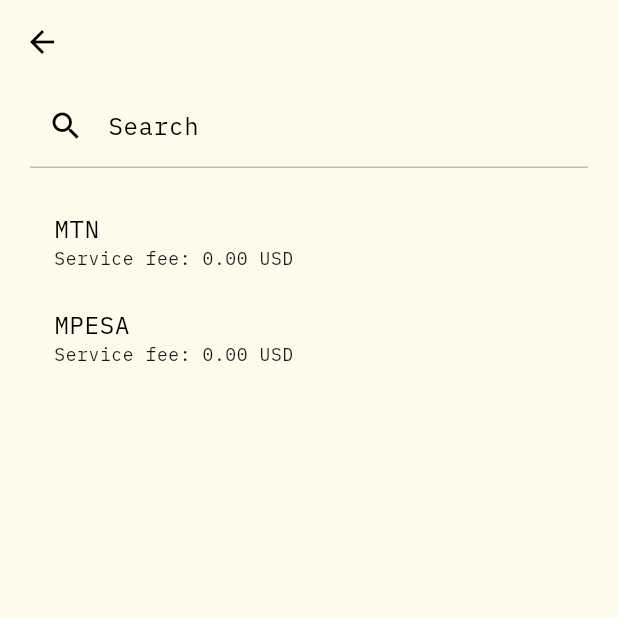
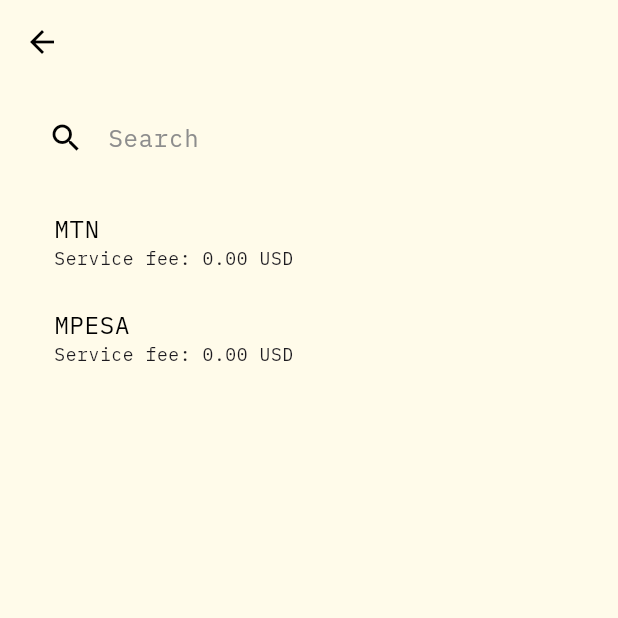
Before and after one commit to TBD54566975/didpay, a Flutter app: the PaymentDetailsPage screen opened directly, after a tap on "MOMO", after a tap on "Select a payment method", on a phone screen of 412 x 824 dp, the top half of it. Run offline on Flutter 3.47's test engine with Material 3 defaults, Android fonts, the phone set to English and light mode, and no system bars; our stand-ins replace flutter_hooks, flutter_secure_storage, hooks_riverpod, shared_preferences, webview_flutter; missing offline and left inert: web5_flutter; accounts and stored records are empty.

Commit message:
chore: update text fields (#61)
* add `InputDecorationTheme`

* use theme's `InputDecoration`

* add `useFocusNode()` in `SearchPaymentMethodsPage`

* add `didPrefix` localization

* add `invalidDid` localization

* refactor `SendDidPage` with `useFocusNode()`

* update test after refactoring `SendDidPage`

```diff
--- a/lib/features/payments/search_payment_methods_page.dart
+++ b/lib/features/payments/search_payment_methods_page.dart
@@ -18,6 +18,7 @@ class SearchPaymentMethodsPage extends HookWidget {
   @override
   Widget build(BuildContext context) {
     final searchText = useState('');
+    final focusNode = useFocusNode();
 
     return Scaffold(
       appBar: AppBar(scrolledUnderElevation: 0),
@@ -33,9 +34,15 @@ class SearchPaymentMethodsPage extends HookWidget {
                   mainAxisSize: MainAxisSize.min,
                   children: [
                     TextFormField(
+                      focusNode: focusNode,
+                      onTapOutside: (_) => focusNode.unfocus(),
+                      enableSuggestions: false,
+                      autocorrect: false,
                       decoration: InputDecoration(
                         labelText: Loc.of(context).search,
-                        prefixIcon: const Icon(Icons.search),
+                        prefixIcon: const Padding(
+                            padding: EdgeInsets.only(top: Grid.xs),
+                            child: Icon(Icons.search)),
                       ),
                       onChanged: (value) => searchText.value = value,
                     ),
--- a/lib/l10n/app_en.arb
+++ b/lib/l10n/app_en.arb
@@ -8,7 +8,7 @@
     "done": "Done",
     "deposit": "Deposit",
     "send": "Send",
-    "to": "To",
+    "to": "To:",
     "pay": "Pay",
     "scanQrCode": "Don't know the recipient's DID tag? Scan their QR code",
     "didTag": "DID tag",
@@ -64,5 +64,7 @@
     },
     "search": "Search",
     "serviceFeesMayApply": "Service fees may apply",
-    "selectPaymentMethod": "Select a payment method"
+    "selectPaymentMethod": "Select a payment method",
+    "didPrefix": "did:jwk:",
+    "invalidDid": "Invalid DID"
 }
--- a/lib/l10n/app_localizations.dart
+++ b/lib/l10n/app_localizations.dart
@@ -148,7 +148,7 @@ abstract class Loc {
   /// No description provided for @to.
   ///
   /// In en, this message translates to:
-  /// **'To'**
+  /// **'To:'**
   String get to;
 
   /// No description provided for @pay.
@@ -336,6 +336,18 @@ abstract class Loc {
   /// In en, this message translates to:
   /// **'Select a payment method'**
   String get selectPaymentMethod;
+
+  /// No description provided for @didPrefix.
+  ///
+  /// In en, this message translates to:
+  /// **'did:jwk:'**
+  String get didPrefix;
+
+  /// No description provided for @invalidDid.
+  ///
+  /// In en, this message translates to:
+  /// **'Invalid DID'**
+  String get invalidDid;
 }
 
 class _LocDelegate extends LocalizationsDelegate<Loc> {
--- a/lib/shared/theme/theme.dart
+++ b/lib/shared/theme/theme.dart
@@ -33,6 +33,14 @@ ThemeData lightTheme(BuildContext context) => ThemeData(
           ),
         ),
       ),
+      inputDecorationTheme: InputDecorationTheme(
+        border: InputBorder.none,
+        floatingLabelBehavior: FloatingLabelBehavior.never,
+        alignLabelWithHint: true,
+        labelStyle: TextStyle(
+          color: lightColorScheme.outlineVariant,
+        ),
+      ),
     );
 
 ThemeData darkTheme(BuildContext context) => ThemeData(
@@ -65,4 +73,12 @@ ThemeData darkTheme(BuildContext context) => ThemeData(
           ),
         ),
       ),
+      inputDecorationTheme: InputDecorationTheme(
+        border: InputBorder.none,
+        floatingLabelBehavior: FloatingLabelBehavior.never,
+        alignLabelWithHint: true,
+        labelStyle: TextStyle(
+          color: darkColorScheme.outlineVariant,
+        ),
+      ),
     );
```
Also changed, not shown: lib/features/send/send_did_page.dart (+78 -64 lines), lib/l10n/app_localizations_en.dart (+7 -1 lines), lib/shared/json_schema_form.dart (+22 -18 lines), 1 other file.
